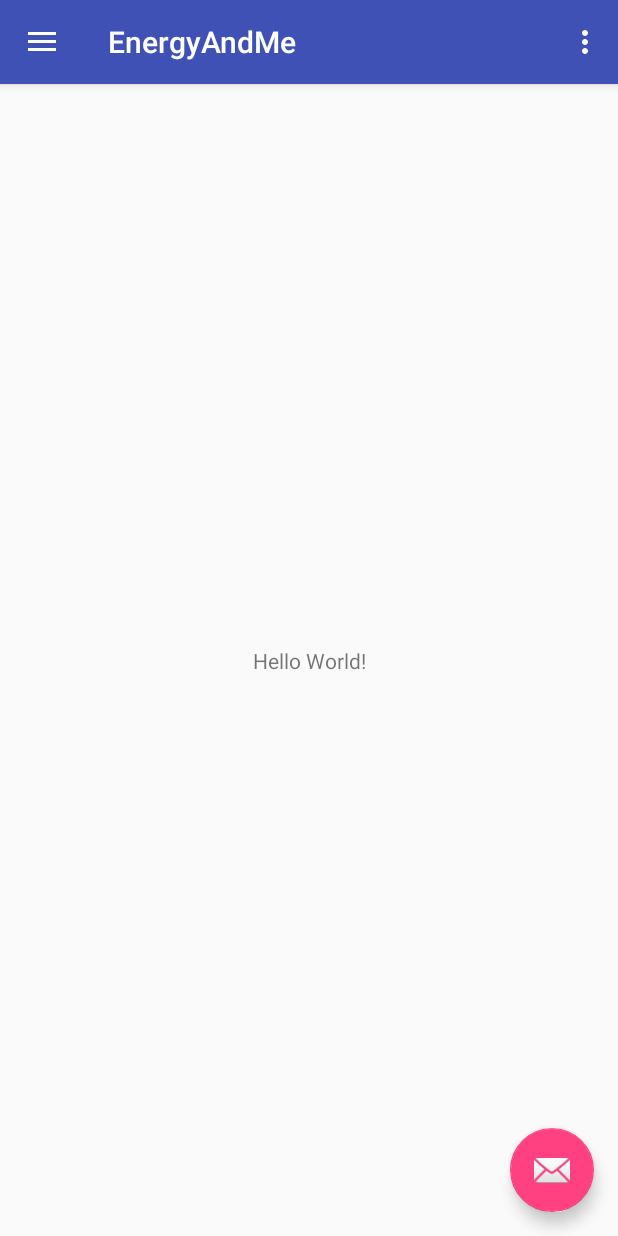
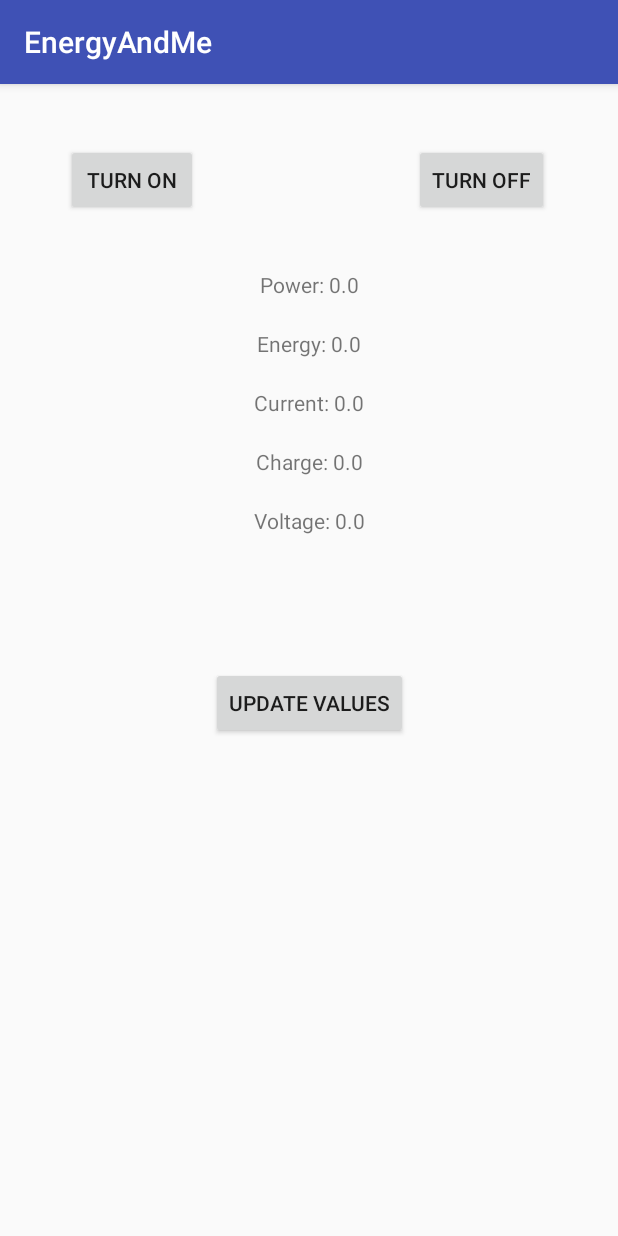
Before and after one commit to Zoboomanips/EnergyAndMe, an Android app: the screen it shows after launch (MainActivity before the commit, Node2Info after it), in the side drawer, after a tap on "Node 2", on a phone screen of 412 x 824 dp. Run offline under Robolectric (Android 15) with nearby library versions, the phone set to English and light mode, and no system bars; network calls fail.

Commit message:
NO ERRORS

```diff
--- a/app/src/main/java/bearsinchairs/energyandme/MainActivity.java
+++ b/app/src/main/java/bearsinchairs/energyandme/MainActivity.java
@@ -82,10 +82,11 @@ public class MainActivity extends AppCompatActivity
         int id = item.getItemId();
 
         if (id == R.id.node1) {
-            Intent myIntent = new Intent(MainActivity.this, Node1Info.class);
-            startActivity(myIntent);
+            Intent intentNode1 = new Intent(MainActivity.this, Node1Info.class);
+            startActivity(intentNode1);
         } else if (id == R.id.node2) {
-
+            Intent intentNode2 = new Intent(MainActivity.this, Node2Info.class);
+            startActivity(intentNode2);
         } else if (id == R.id.node3) {
 
         } else if (id == R.id.node4) {
--- /dev/null
+++ b/app/src/main/java/bearsinchairs/energyandme/Node2Info.java
@@ -0,0 +1,109 @@
+package bearsinchairs.energyandme;
+
+import android.os.Bundle;
+import android.support.v7.app.AppCompatActivity;
+import android.view.View;
+import android.widget.*;
+import org.json.JSONException;
+import org.json.JSONObject;
+
+import java.io.IOException;
+import java.net.DatagramPacket;
+import java.net.DatagramSocket;
+import java.net.InetAddress;
+import java.net.UnknownHostException;
+
+public class Node2Info extends AppCompatActivity {
+
+    double power1;
+    double energy1;
+    double current1;
+    double voltage1;
+    double charge1;
+    int port;
+    InetAddress add;
+    byte[] buf;
+    int nod;
+    @Override
+    protected void onCreate(Bundle savedInstanceState) {
+        super.onCreate(savedInstanceState);
+        setContentView(R.layout.activity_node2_info);
+        port = 9931;
+        nod = 2;
+        try {
+            add = InetAddress.getByName("192.168.1.207");
+        } catch (UnknownHostException e) {
+            e.printStackTrace();
+        }
+        updateVal();
+    }
+
+    public void turnOn (View view) throws IOException {
+        String msg = "api/turnon/" + nod;
+        buf = msg.getBytes();
+        DatagramSocket socket = new DatagramSocket();
+        DatagramPacket packet = new DatagramPacket(buf, buf.length,
+                add, port);
+        socket.send(packet);
+    }
+
+    public void turnOff (View view) throws IOException {
+        String msg = "api/turnoff/" + nod;
+        buf = msg.getBytes();
+        DatagramSocket socket = new DatagramSocket();
+        DatagramPacket packet = new DatagramPacket(buf, buf.length,
+                add, port);
+        socket.send(packet);
+    }
+
+    public void updateBut (View view) {
+        updateVal();
+    }
+
+    public double ping(String ins, int node) throws IOException, JSONException {
+        String msg = "api/" + ins + "/" + node;
+        buf = msg.getBytes();
+        DatagramSocket socket = new DatagramSocket();
+        DatagramPacket packet = new DatagramPacket(buf, buf.length,
+                add, port);
+        socket.send(packet);
+        buf = new byte[256];
+        packet = new DatagramPacket(buf, buf.length);
+        socket.setSoTimeout(1000);
+        socket.receive(packet);
+        String received = new String(packet.getData(), 0, packet.getLength());
+        JSONObject reader = new JSONObject(received);
+        String valStu = String.valueOf(reader.get("VALUE"));
+        valStu = valStu.substring(1, valStu.length() - 1);
+        double val = Double.valueOf(valStu);
+        return val;
+    }
+
+    public void updateVal(){
+        try {
+            power1 = ping("getdcpower", nod);
+        } catch (IOException e) { } catch (JSONException e) { }
+        TextView powerV = (TextView) findViewById(R.id.powerView);
+        powerV.setText("Power: " + power1);
+        try {
+            energy1 = ping("getdcenergy", nod);
+        } catch (IOException e) { } catch (JSONException e) { }
+        TextView energyV = (TextView) findViewById(R.id.energyView);
+        energyV.setText("Energy: " + energy1);
+        try {
+            current1 = ping("getdccurrent", nod);
+        } catch (IOException e) { } catch (JSONException e) { }
+        TextView currV = (TextView) findViewById(R.id.currentView);
+        currV.setText("Current: " + current1);
+        try {
+            charge1 = ping("getdccharge", nod);
+        } catch (IOException e) { } catch (JSONException e) { }
+        TextView chargeV = (TextView) findViewById(R.id.chargeView);
+        chargeV.setText("Charge: " + charge1);
+        try {
+            voltage1 = ping("getdcvoltage", nod);
+        } catch (IOException e) { } catch (JSONException e) { }
+        TextView volV = (TextView) findViewById(R.id.voltageView);
+        volV.setText("Voltage: " + voltage1);
+    }
+}
--- /dev/null
+++ b/app/src/main/res/layout/activity_node2_info.xml
@@ -0,0 +1,98 @@
+<?xml version="1.0" encoding="utf-8"?>
+<android.support.constraint.ConstraintLayout xmlns:android="http://schemas.android.com/apk/res/android"
+xmlns:app="http://schemas.android.com/apk/res-auto"
+xmlns:tools="http://schemas.android.com/tools"
+android:layout_width="match_parent"
+android:layout_height="match_parent"
+tools:context="bearsinchairs.energyandme.Node1Info">
+
+<Button
+    android:id="@+id/button2"
+    android:layout_width="wrap_content"
+    android:layout_height="wrap_content"
+    android:layout_marginEnd="8dp"
+    android:layout_marginLeft="144dp"
+    android:layout_marginRight="8dp"
+    android:layout_marginStart="144dp"
+    android:layout_marginTop="40dp"
+    android:onClick="turnOff"
+    android:text="Turn Off"
+    app:layout_constraintEnd_toEndOf="parent"
+    app:layout_constraintHorizontal_bias="0.0"
+    app:layout_constraintStart_toEndOf="@+id/button"
+    app:layout_constraintTop_toTopOf="parent" />
+
+<Button
+    android:id="@+id/button"
+    android:layout_width="wrap_content"
+    android:layout_height="wrap_content"
+    android:layout_marginLeft="44dp"
+    android:layout_marginStart="44dp"
+    android:layout_marginTop="40dp"
+    android:onClick="turnOn"
+    android:text="Turn On"
+    app:layout_constraintStart_toStartOf="parent"
+    app:layout_constraintTop_toTopOf="parent" />
+
+<TextView
+    android:id="@+id/powerView"
+    android:layout_width="wrap_content"
+    android:layout_height="wrap_content"
+    android:layout_marginTop="36dp"
+    android:text="TextView"
+    app:layout_constraintEnd_toEndOf="parent"
+    app:layout_constraintStart_toStartOf="parent"
+    app:layout_constraintTop_toBottomOf="@+id/button" />
+
+<TextView
+    android:id="@+id/energyView"
+    android:layout_width="wrap_content"
+    android:layout_height="wrap_content"
+    android:layout_marginTop="20dp"
+    android:text="TextView"
+    app:layout_constraintEnd_toEndOf="parent"
+    app:layout_constraintStart_toStartOf="parent"
+    app:layout_constraintTop_toBottomOf="@+id/powerView" />
+
+<TextView
+    android:id="@+id/currentView"
+    android:layout_width="wrap_content"
+    android:layout_height="wrap_content"
+    android:layout_marginTop="20dp"
+    android:text="TextView"
+    app:layout_constraintEnd_toEndOf="parent"
+    app:layout_constraintStart_toStartOf="parent"
+    app:layout_constraintTop_toBottomOf="@+id/energyView" />
+
+<TextView
+    android:id="@+id/chargeView"
+    android:layout_width="wrap_content"
+    android:layout_height="wrap_content"
+    android:layout_marginTop="20dp"
+    android:text="TextView"
+    app:layout_constraintEnd_toEndOf="parent"
+    app:layout_constraintStart_toStartOf="parent"
+    app:layout_constraintTop_toBottomOf="@+id/currentView" />
+
+<TextView
+    android:id="@+id/voltageView"
+    android:layout_width="wrap_content"
+    android:layout_height="wrap_content"
+    android:layout_marginTop="20dp"
+    android:text="TextView"
+    app:layout_constraintEnd_toEndOf="parent"
+    app:layout_constraintStart_toStartOf="parent"
+    app:layout_constraintTop_toBottomOf="@+id/chargeView" />
+
+<Button
+    android:id="@+id/updateButton"
+    android:layout_width="wrap_content"
+    android:layout_height="wrap_content"
+    android:layout_marginTop="88dp"
+    android:onClick="updateBut"
+    android:text="Update Values"
+    app:layout_constraintEnd_toEndOf="parent"
+    app:layout_constraintStart_toStartOf="parent"
+    app:layout_constraintTop_toBottomOf="@+id/voltageView" />
+
+</android.support.constraint.ConstraintLayout>
```
Also changed, not shown: 1170 other files.
